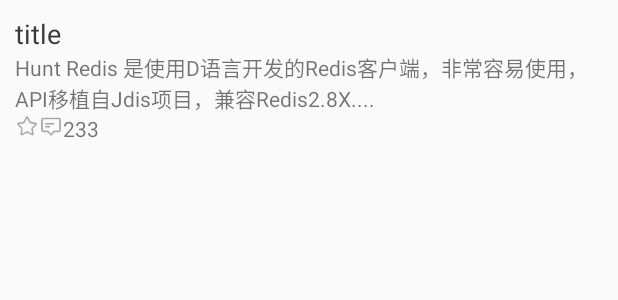
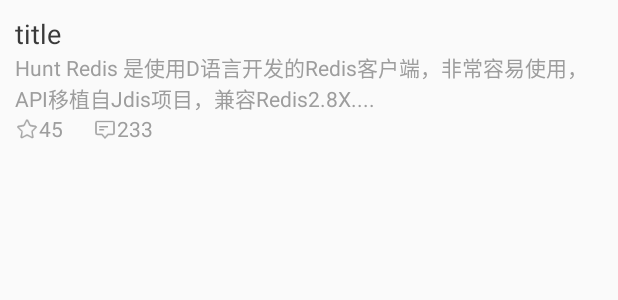
Before and after one commit to redhood0/hooliCh, an Android app: the layout item_home_software.xml on its own in the app's theme, with its tools: preview values and no code run, on a phone screen of 412 x 824 dp. Shown: the top 300 px of the screen. Run offline under Robolectric (Android 15) with nearby library versions, the phone set to English and light mode, and no system bars; network calls fail.

Commit message:
#关注界面

```diff
--- a/app/build.gradle
+++ b/app/build.gradle
@@ -50,8 +50,8 @@
     annotationProcessor 'com.github.bumptech.glide:compiler:4.10.0'
     implementation 'com.android.volley:volley:1.1.1'
     implementation 'com.google.android.material:material:1.0.0'
-
     //
     implementation 'androidx.legacy:legacy-support-v4:1.0.0'
     implementation 'cn.bingoogolapple:bga-banner:3.0.0'
+    implementation 'com.alibaba:fastjson:1.1.71.android'
 }
--- a/app/src/main/java/com/redhood/hoolicalendar/fragment/NewsFragment.java
+++ b/app/src/main/java/com/redhood/hoolicalendar/fragment/NewsFragment.java
@@ -25,7 +25,7 @@
 public class NewsFragment extends Fragment implements BeanCallback {
 
     RecyclerView recyclerView;
-    private final static String NEWSLISTURL = "https://www.oschina.net/action/openapi/news_list?access_token=5f68366f-1f9b-4006-8373-e041550c54b7";
+    private final static String NEWSLISTURL = "/openapi/news_list";
     NewsRecyclerViewAdapter adapter;
     List<NewsList.NewslistBean> list;
 
--- a/app/src/main/java/com/redhood/hoolicalendar/utils/HttpRequest.java
+++ b/app/src/main/java/com/redhood/hoolicalendar/utils/HttpRequest.java
@@ -2,6 +2,7 @@
 
 import android.content.Context;
 import android.util.Log;
+
 
 import com.alibaba.fastjson.JSON;
 import com.android.volley.RequestQueue;
--- a/app/src/main/res/layout/item_home_software.xml
+++ b/app/src/main/res/layout/item_home_software.xml
@@ -18,33 +18,39 @@
         android:layout_height="wrap_content"
         android:text="Hunt Redis 是使用D语言开发的Redis客户端，非常容易使用，API移植自Jdis项目，兼容Redis2.8X...."
         android:maxLines="2"
+        android:textColor="#9D9D9D"
         ></TextView>
 
     <LinearLayout
         android:layout_width="match_parent"
-        android:layout_height="wrap_content"
+        android:layout_height="20dp"
         android:orientation="horizontal"
-        android:layout_gravity="center_vertical"
+        android:gravity="center_vertical"
         >
         <ImageView
             android:layout_width="wrap_content"
             android:layout_height="wrap_content"
             android:src="@mipmap/start_icon"
+            android:layout_gravity="center_vertical"
             ></ImageView>
-<!--        <TextView-->
-<!--            android:layout_width="wrap_content"-->
-<!--            android:layout_height="wrap_content"-->
-<!--            android:text="456"-->
-<!--            >-->
+        <TextView
+            android:layout_width="wrap_content"
+            android:layout_height="wrap_content"
+            android:textSize="14sp"
+            android:text="45"
+            android:textColor="#9D9D9D"
+            />
         <ImageView
             android:layout_width="wrap_content"
             android:layout_height="wrap_content"
             android:src="@mipmap/message_icon"
+            android:layout_marginLeft="20dp"
             ></ImageView>
         <TextView
             android:layout_width="wrap_content"
             android:layout_height="wrap_content"
             android:text="233"
+            android:textColor="#9D9D9D"
             >
         </TextView>
     </LinearLayout>
```
Also changed, not shown: app/src/main/java/com/redhood/hoolicalendar/adapter/SoftWareAdapter.java (added, +34 -0 lines).
